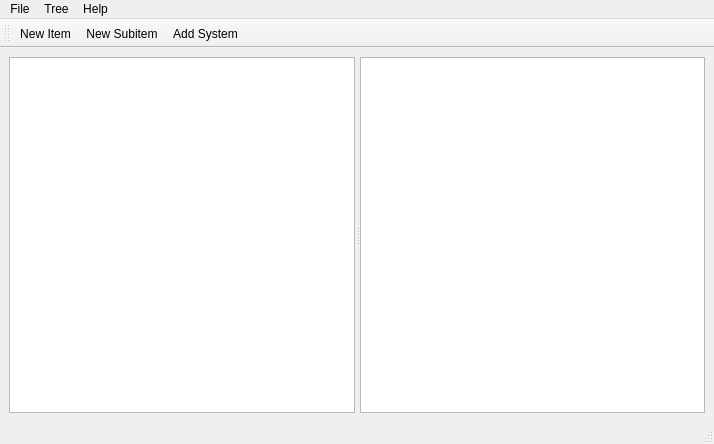
The window that ui/MainWindow.ui (DamirKh/commonPyQt) describes before a commit, drawn with Qt 5.
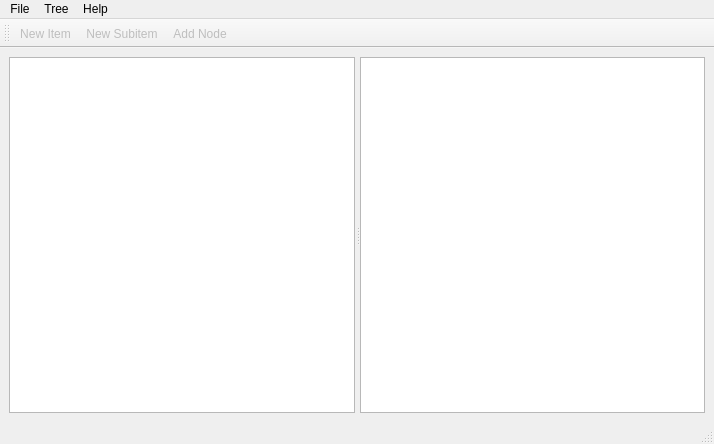
The same window after the commit. Icons and pictures are not drawn.

Patch:
```diff
--- a/ui/MainWindow.ui
+++ b/ui/MainWindow.ui
@@ -82,9 +82,12 @@
    </attribute>
    <addaction name="actionAdd_Item"/>
    <addaction name="actionNew_Subitem"/>
-   <addaction name="actionAdd_System"/>
+   <addaction name="actionAdd_Node"/>
   </widget>
   <action name="actionAdd_Item">
+   <property name="enabled">
+    <bool>false</bool>
+   </property>
    <property name="icon">
     <iconset resource="resources.qrc">
      <normaloff>:/icons/icons/plus.png</normaloff>:/icons/icons/plus.png</iconset>
@@ -94,6 +97,9 @@
    </property>
   </action>
   <action name="actionNew_Subitem">
+   <property name="enabled">
+    <bool>false</bool>
+   </property>
    <property name="icon">
     <iconset resource="resources.qrc">
      <normaloff>:/icons/icons/arrow-branch-270-left.png</normaloff>:/icons/icons/arrow-branch-270-left.png</iconset>
@@ -102,13 +108,19 @@
     <string>New Subitem</string>
    </property>
   </action>
-  <action name="actionAdd_System">
+  <action name="actionAdd_Node">
+   <property name="enabled">
+    <bool>false</bool>
+   </property>
    <property name="icon">
     <iconset resource="resources.qrc">
      <normaloff>:/icons/icons/leaf--plus.png</normaloff>:/icons/icons/leaf--plus.png</iconset>
    </property>
    <property name="text">
-    <string>Add System</string>
+    <string>Add Node</string>
+   </property>
+   <property name="toolTip">
+    <string>Add Node</string>
    </property>
   </action>
   <action name="actionOpen_settings_directory">
```
Left out of the diff: 2 changed lines with no effect on the pictures.
